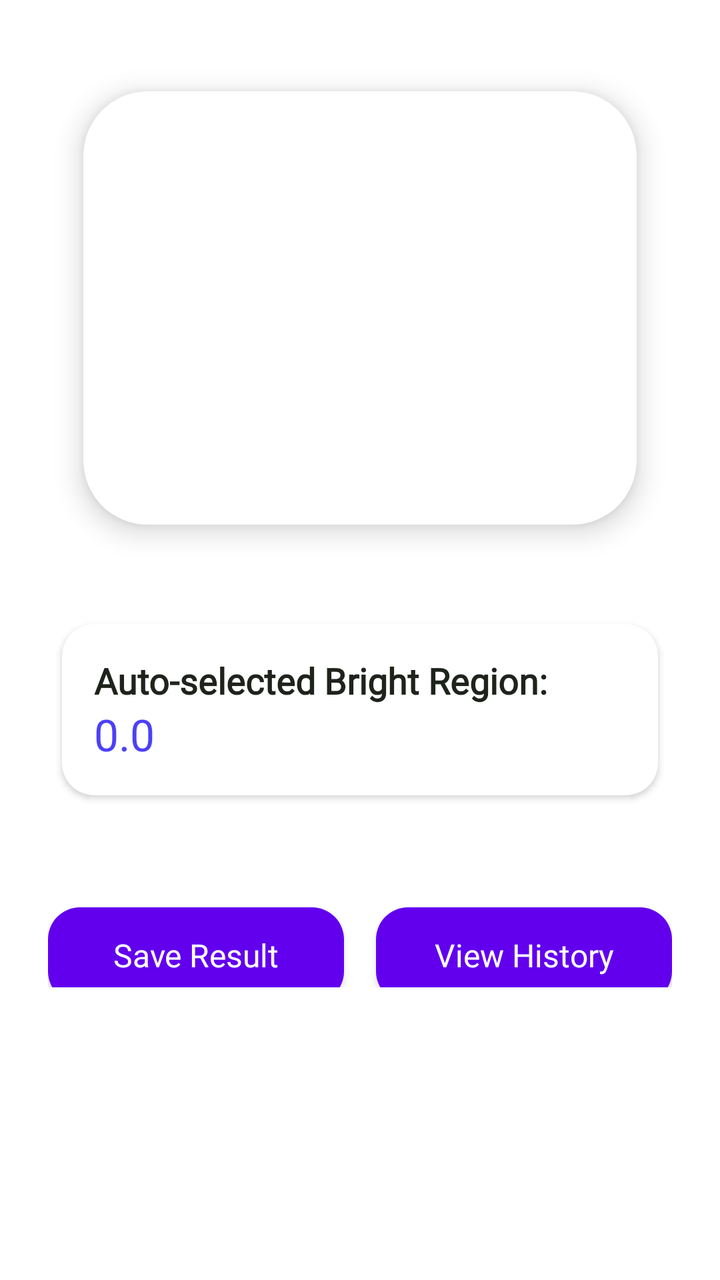
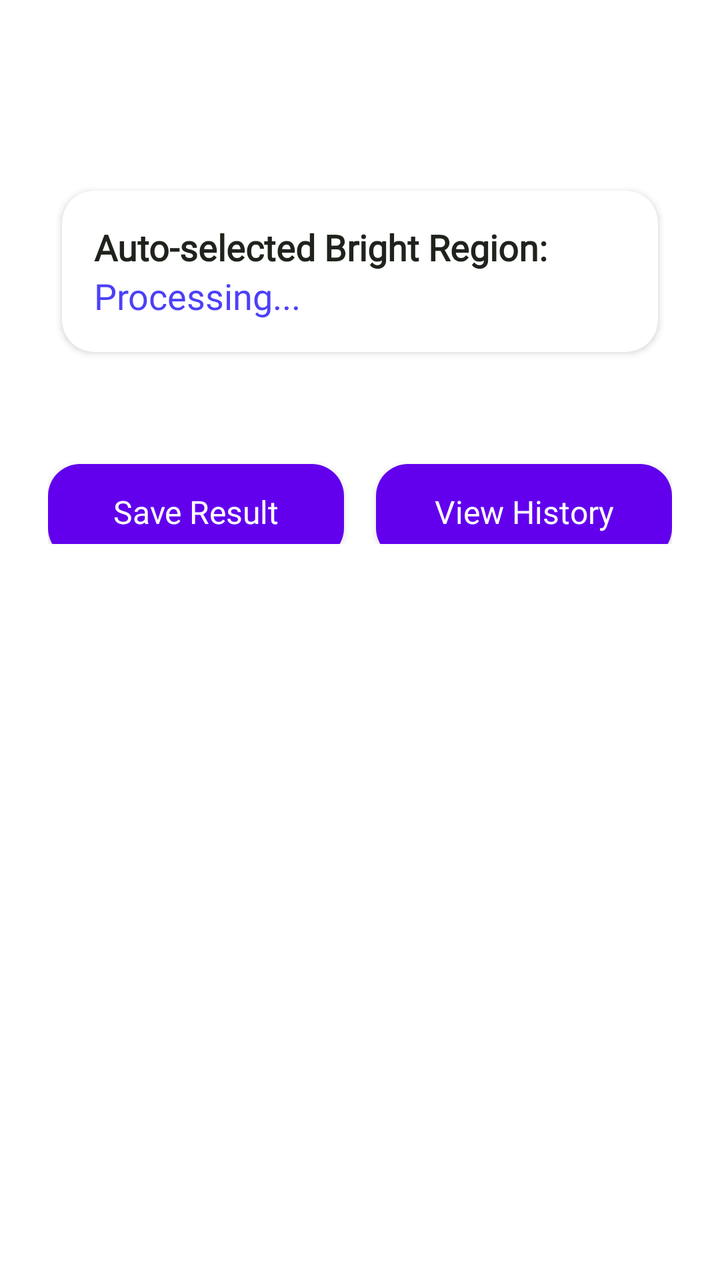

Before-and-after screenshots of an Android layout around one commit, followed by the original layout XML and the change that was made.
<!-- AndroidManifest.xml: application theme Theme.IntensityTracker -->
<!-- res/layout/activity_image_processing.xml -->
<?xml version="1.0" encoding="utf-8"?>
<ScrollView xmlns:android="http://schemas.android.com/apk/res/android"
    xmlns:app="http://schemas.android.com/apk/res-auto"
    xmlns:tools="http://schemas.android.com/tools"
    android:id="@+id/scrollView"
    android:layout_width="match_parent"
    android:layout_height="match_parent"
    android:background="@color/white"
    tools:context=".ImageProcessingActivity">

    <LinearLayout
        android:id="@+id/container"
        android:layout_width="match_parent"
        android:layout_height="wrap_content"
        android:orientation="vertical"
        android:padding="24dp">

        
        <com.google.android.material.card.MaterialCardView
            android:id="@+id/imageCard"
            android:layout_width="match_parent"
            android:layout_height="260dp"
            android:layout_marginBottom="20dp"
            app:cardCornerRadius="32dp"
            app:cardElevation="8dp"
            app:cardPreventCornerOverlap="true"
            app:cardUseCompatPadding="true"
            android:clipToOutline="true"
            android:backgroundTint="@android:color/white">
            <com.google.android.material.imageview.ShapeableImageView
                android:id="@+id/processedImageView"
                android:layout_width="match_parent"
                android:layout_height="match_parent"
                android:scaleType="centerCrop"
                android:contentDescription="Processed Image"
                app:shapeAppearanceOverlay="@style/ImageCurvedShapeOverlay"/>
        </com.google.android.material.card.MaterialCardView>

        
        <com.google.android.material.card.MaterialCardView
            android:layout_width="match_parent"
            android:layout_height="wrap_content"
            android:layout_marginBottom="24dp"
            app:cardCornerRadius="16dp"
            app:cardElevation="2dp"
            app:cardPreventCornerOverlap="true"
            app:cardUseCompatPadding="true"
            android:backgroundTint="@android:color/white">

            <LinearLayout
                android:layout_width="match_parent"
                android:layout_height="wrap_content"
                android:orientation="vertical"
                android:padding="16dp">

                <TextView
                    android:id="@+id/intensityTextView"
                    android:layout_width="wrap_content"
                    android:layout_height="wrap_content"
                    android:text="Auto-selected Bright Region:"
                    android:textSize="18sp"
                    android:textStyle="bold"
                    android:textColor="@color/colorPrimaryDark"
                    android:fontFamily="@font/poppins" />

                <TextView
                    android:id="@+id/intensityValueTextView"
                    android:layout_width="wrap_content"
                    android:layout_height="wrap_content"
                    android:text="0.0"
                    android:textSize="22sp"
                    android:textColor="@color/colorPrimary"
                    android:fontFamily="@font/poppins" />
            </LinearLayout>
        </com.google.android.material.card.MaterialCardView>

        <LinearLayout
            android:layout_width="match_parent"
            android:layout_height="wrap_content"
            android:orientation="horizontal"
            android:gravity="center"
            android:weightSum="2">

            <Button
                android:id="@+id/saveButton"
                style="@style/MainMenuButton"
                android:layout_weight="1"
                android:text="Save Result" />

            <View
                android:layout_width="16dp"
                android:layout_height="0dp" />

            <Button
                android:id="@+id/historyButton"
                style="@style/MainMenuButton"
                android:layout_weight="1"
                android:text="View History" />
        </LinearLayout>

    </LinearLayout>
</ScrollView>
<!-- resources referenced by this layout -->
<resources>
  <color name="colorPrimary">#4C40F7</color>
  <color name="colorPrimaryDark">#1e231c</color>
  <color name="white">#FFFFFF</color>
  <style name="ImageCurvedShapeOverlay">
          <item name="cornerFamily">rounded</item>
          <item name="cornerSize">32dp</item>
      </style>
  <style name="MainMenuButton" parent="Widget.AppCompat.Button">
          <item name="android:layout_width">match_parent</item>
          <item name="android:layout_height">wrap_content</item>
          <item name="android:layout_marginTop">16dp</item>
          <item name="android:background">@drawable/rounded_button</item>
          <item name="android:textColor">@color/white</item>
          <item name="android:textSize">16sp</item>
          <item name="android:fontFamily">@font/poppins</item>
          <item name="android:elevation">6dp</item>
          <item name="android:textAllCaps">false</item>
          
      </style>
  <style name="Theme.IntensityTracker" parent="Theme.MaterialComponents.DayNight.NoActionBar">
          
          <item name="colorPrimary">@color/purple_500</item>
          <item name="colorPrimaryVariant">@color/purple_700</item>
          <item name="colorOnPrimary">@color/white</item>
          <item name="colorSecondary">@color/teal_200</item>
          <item name="colorSecondaryVariant">@color/teal_700</item>
          <item name="colorOnSecondary">@color/white</item>
          <item name="android:windowBackground">@color/background</item>
      </style>
  <!-- drawable rounded_button (drawable) -->
  <?xml version="1.0" encoding="utf-8"?>
  <shape xmlns:android="http://schemas.android.com/apk/res/android"
      android:shape="rectangle">
      <solid android:color="@color/colorPrimary" />
      <corners android:radius="16dp" />
      <padding
          android:left="12dp"
          android:top="12dp"
          android:right="12dp"
          android:bottom="12dp" />
  </shape>
  <color name="purple_500">#6200EE</color>
  <color name="purple_700">#3700B3</color>
  <color name="teal_200">#03DAC5</color>
  <color name="teal_700">#018786</color>
  <color name="background">#FAFAFA</color>
</resources>

<!-- the commit's change to res/layout/activity_image_processing.xml (unified diff, before → after) -->
@@ -19,7 +19,7 @@
         <com.google.android.material.card.MaterialCardView
             android:id="@+id/imageCard"
             android:layout_width="match_parent"
-            android:layout_height="260dp"
+            android:layout_height="wrap_content"
             android:layout_marginBottom="20dp"
             app:cardCornerRadius="32dp"
             app:cardElevation="8dp"
@@ -27,11 +27,13 @@
             app:cardUseCompatPadding="true"
             android:clipToOutline="true"
             android:backgroundTint="@android:color/white">
+
             <com.google.android.material.imageview.ShapeableImageView
                 android:id="@+id/processedImageView"
                 android:layout_width="match_parent"
-                android:layout_height="match_parent"
-                android:scaleType="centerCrop"
+                android:layout_height="wrap_content"
+                android:adjustViewBounds="true"
+                android:scaleType="fitCenter"
                 android:contentDescription="Processed Image"
                 app:shapeAppearanceOverlay="@style/ImageCurvedShapeOverlay"/>
         </com.google.android.material.card.MaterialCardView>
@@ -65,15 +67,17 @@
 
                 <TextView
                     android:id="@+id/intensityValueTextView"
-                    android:layout_width="wrap_content"
+                    android:layout_width="match_parent"
                     android:layout_height="wrap_content"
-                    android:text="0.0"
-                    android:textSize="22sp"
+                    android:text="Processing..."
+                    android:textSize="18sp"
+                    android:lineSpacingExtra="4dp"
                     android:textColor="@color/colorPrimary"
                     android:fontFamily="@font/poppins" />
             </LinearLayout>
         </com.google.android.material.card.MaterialCardView>
 
+        
         <LinearLayout
             android:layout_width="match_parent"
             android:layout_height="wrap_content"
